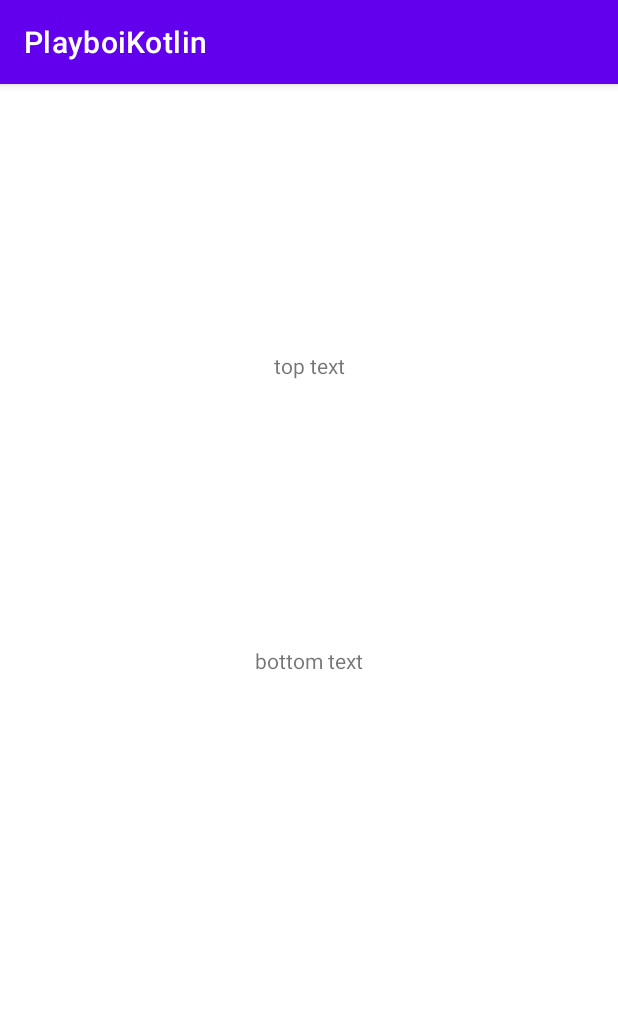
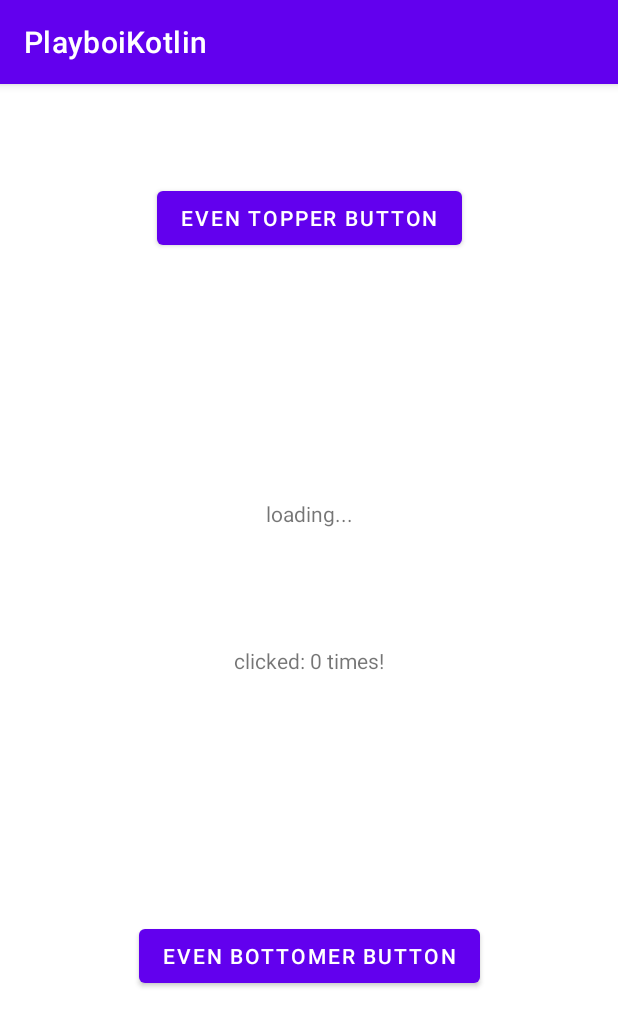
Before and after one commit to BetaGammaEpsilon-com/PlayboiKotlin, an Android app: the ZebActivity screen opened directly, with no data from a screen before it, on a phone screen of 412 x 824 dp. Shown: the top 1027 px of the screen. Run offline under Robolectric (Android 15) with nearby library versions, the phone set to English and light mode, and no system bars.

Commit message:
Zeb/week2zebactivity (#8)
* first commit

* added null checking and crazy delay stuff

* update gitignore

```diff
--- a/app/src/main/AndroidManifest.xml
+++ b/app/src/main/AndroidManifest.xml
@@ -19,7 +19,7 @@
             android:name=".robbie.RobTivity"
             android:exported="false" />
         <activity
-            android:name=".ZebActivity"
+            android:name=".zeb.ZebActivity"
             android:exported="false" />
         <activity
             android:name=".MainActivity"
--- a/app/src/main/java/jayp/bge/playboikotlin/MainActivity.kt
+++ b/app/src/main/java/jayp/bge/playboikotlin/MainActivity.kt
@@ -5,6 +5,7 @@ import android.os.Bundle
 import android.widget.Button
 import androidx.appcompat.app.AppCompatActivity
 import jayp.bge.playboikotlin.dan.DanActivity
+import jayp.bge.playboikotlin.zeb.ZebActivity
 import jayp.bge.playboikotlin.josh.JoshActivity
 import jayp.bge.playboikotlin.robbie.RobTivity
 
--- /dev/null
+++ b/app/src/main/java/jayp/bge/playboikotlin/zeb/ZebActivity.kt
@@ -0,0 +1,50 @@
+package jayp.bge.playboikotlin.zeb
+
+import androidx.appcompat.app.AppCompatActivity
+import android.os.Bundle
+import android.widget.Button
+import androidx.activity.viewModels
+import androidx.core.view.isVisible
+import jayp.bge.playboikotlin.R
+import jayp.bge.playboikotlin.databinding.ActivityZebBinding
+
+class ZebActivity : AppCompatActivity() {
+
+    private val viewModel: ZebViewModel by viewModels()
+    private lateinit var binding: ActivityZebBinding
+
+    override fun onCreate(savedInstanceState: Bundle?) {
+        super.onCreate(savedInstanceState)
+
+        binding = ActivityZebBinding.inflate(layoutInflater)
+        setContentView(binding.root)
+
+        binding.bottomerButton.setOnClickListener {
+            viewModel.onButtonPress()
+        }
+
+        viewModel.zebViewStateLiveData.observe(this) {
+            binding.bottomText.text = "clicked: ${it.clicks} times!"
+        }
+
+        binding.topperButton.setOnClickListener {
+            viewModel.onLongButtonPress()
+        }
+
+        viewModel.zebViewStateLiveData.observe(this) {
+            binding.topText.text = "${it.his}"
+            binding.middleText.text = "${it.tester}"
+//            it.tester?.let {
+//                binding.middleText.text = it
+//            }
+
+            if (it.loading) {
+                binding.progressThat.isVisible = true
+                binding.progressThat.animate()
+            } else {
+                binding.progressThat.isVisible = false
+                binding.progressThat.clearAnimation()
+            }
+        }
+    }
+}
--- /dev/null
+++ b/app/src/main/java/jayp/bge/playboikotlin/zeb/ZebViewModel.kt
@@ -0,0 +1,43 @@
+package jayp.bge.playboikotlin.zeb
+
+import androidx.lifecycle.LiveData
+import androidx.lifecycle.MutableLiveData
+import androidx.lifecycle.ViewModel
+import androidx.lifecycle.viewModelScope
+import kotlinx.coroutines.Dispatchers
+import kotlinx.coroutines.delay
+import kotlinx.coroutines.launch
+import kotlin.properties.Delegates
+import kotlin.reflect.KProperty
+
+class ZebViewModel : ViewModel() {
+
+    private var zebViewState: ZebViewState by
+    Delegates.observable(ZebViewState()) { _: KProperty<*>, _: ZebViewState, viewState: ZebViewState ->
+        _zebViewStateLiveData.postValue(viewState)
+    }
+
+    private val _zebViewStateLiveData: MutableLiveData<ZebViewState> =
+        MutableLiveData(ZebViewState())
+    val zebViewStateLiveData: LiveData<ZebViewState> = _zebViewStateLiveData
+
+    fun onButtonPress() {
+        zebViewState = zebViewState.copy(zebViewState.clicks + 1)
+    }
+
+    fun onLongButtonPress() {
+
+        zebViewState = zebViewState.copy(his = zebViewState.his.plus("hi"))
+        viewModelScope.launch(Dispatchers.IO) {
+            zebAsynchronousFunction()
+        }
+    }
+
+    suspend fun zebAsynchronousFunction() {
+
+        zebViewState = zebViewState.copy(loading = true)
+
+        delay(5000)
+        zebViewState = zebViewState.copy(tester = "i tested that", loading = false)
+    }
+}
--- /dev/null
+++ b/app/src/main/java/jayp/bge/playboikotlin/zeb/ZebViewState.kt
@@ -0,0 +1,8 @@
+package jayp.bge.playboikotlin.zeb
+
+data class ZebViewState(
+    val clicks: Int = 0,
+    val his: String = "",
+    val tester: String = "loading...",
+    val loading: Boolean = false
+)
--- a/app/src/main/res/layout/activity_zeb.xml
+++ b/app/src/main/res/layout/activity_zeb.xml
@@ -4,7 +4,7 @@
     xmlns:tools="http://schemas.android.com/tools"
     android:layout_width="match_parent"
     android:layout_height="match_parent"
-    tools:context=".ZebActivity">
+    tools:context=".zeb.ZebActivity">
 
     <TextView
         android:id="@+id/bottomText"
@@ -26,4 +26,44 @@
         app:layout_constraintStart_toStartOf="parent"
         app:layout_constraintTop_toTopOf="parent"></TextView>
 
+    <TextView
+        android:id="@+id/middleText"
+        android:layout_width="wrap_content"
+        android:layout_height="wrap_content"
+        android:text="middle text"
+        app:layout_constraintBottom_toTopOf="@+id/bottomText"
+        app:layout_constraintEnd_toEndOf="parent"
+        app:layout_constraintStart_toStartOf="parent"
+        app:layout_constraintTop_toBottomOf="@+id/topText"></TextView>
+
+
+    <Button
+        android:id="@+id/bottomerButton"
+        android:layout_width="wrap_content"
+        android:layout_height="wrap_content"
+        android:text="even bottomer button"
+        app:layout_constraintBottom_toBottomOf="parent"
+        app:layout_constraintEnd_toEndOf="parent"
+        app:layout_constraintStart_toStartOf="parent"
+        app:layout_constraintTop_toBottomOf="@+id/bottomText" />
+
+    <Button
+        android:id="@+id/topperButton"
+        android:layout_width="wrap_content"
+        android:layout_height="wrap_content"
+        android:text="even topper button"
+        app:layout_constraintBottom_toTopOf="@+id/topText"
+        app:layout_constraintEnd_toEndOf="parent"
+        app:layout_constraintStart_toStartOf="parent"
+        app:layout_constraintTop_toTopOf="parent" />
+
+    <ProgressBar
+        android:id="@+id/progressThat"
+        android:layout_width="wrap_content"
+        android:layout_height="wrap_content"
+        app:layout_constraintBottom_toTopOf="@+id/bottomText"
+        app:layout_constraintEnd_toEndOf="parent"
+        app:layout_constraintStart_toStartOf="parent"
+        app:layout_constraintTop_toBottomOf="@+id/middleText" />
+
 </androidx.constraintlayout.widget.ConstraintLayout>
```
Also changed, not shown: 2 other files.
